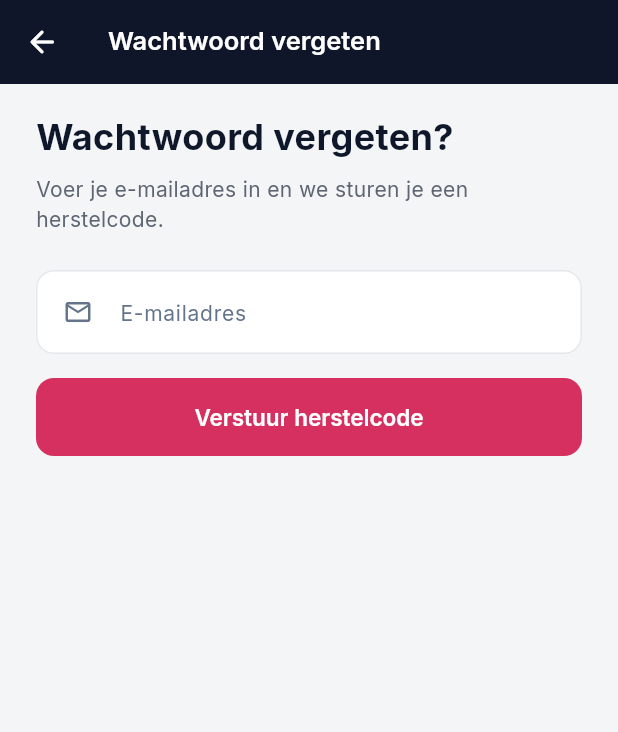
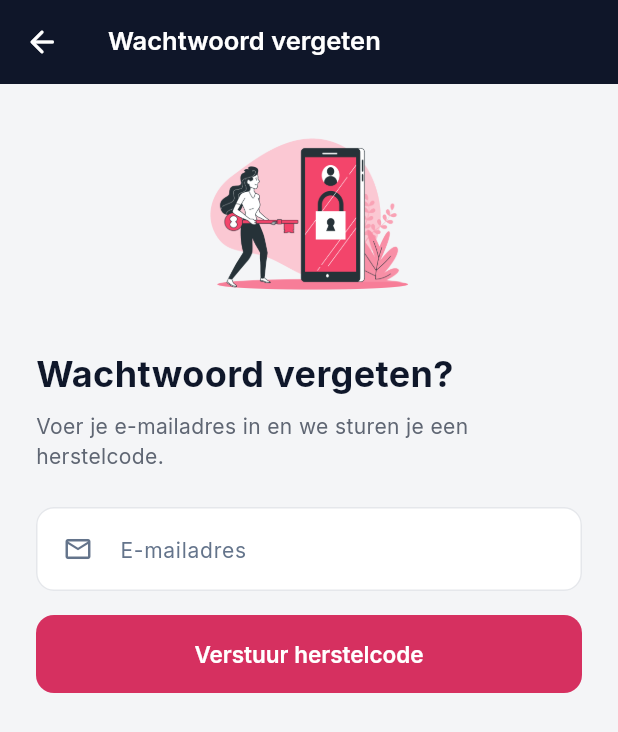
Before and after one commit to ZaurSattarov/Leerling, a Flutter app: the screen it shows after launch, after a tap on "Wachtwoord vergeten?", on a phone screen of 412 x 824 dp. Shown: the top 732 px of the screen. Run offline on Flutter 3.47's test engine with Material 3 defaults, Android fonts, the phone set to English and light mode, and no system bars; our stand-ins replace cached_network_image, flutter_riverpod, go_router, google_fonts, image_picker, shared_preferences and 1 more; accounts and stored records are empty.

Commit message:
feat: auth schermen foto's toegevoegd (zelfde als instructeur app)
- Login, wachtwoord vergeten en nieuw wachtwoord schermen: Login-bro.png boven content
- Inlogassets gekopieerd van instructeur app (Login-bro, Signup, Welcome, 1/2/3.png)

```diff
--- a/lib/features/auth/login_screen.dart
+++ b/lib/features/auth/login_screen.dart
@@ -232,8 +232,8 @@ class _LoginScreenState extends State<LoginScreen> {
                         'Wachtwoord vergeten?',
                         style: GoogleFonts.inter(
                           fontSize: 13,
-                          fontWeight: FontWeight.w600,
-                          color: AppColors.primary,
+                          fontWeight: FontWeight.w500,
+                          color: AppColors.textSecondary,
                         ),
                       ),
                     ),
@@ -244,22 +244,30 @@ class _LoginScreenState extends State<LoginScreen> {
                   Container(
                     width: double.infinity,
                     padding: const EdgeInsets.symmetric(
-                        horizontal: 16, vertical: 12),
+                        horizontal: 14, vertical: 12),
                     decoration: BoxDecoration(
-                      color: const Color(0xFFFEF2F2),
-                      borderRadius: BorderRadius.circular(8),
-                      border: Border.all(color: const Color(0xFFFECACA)),
+                      color: const Color(0xFFF8F8FA),
+                      borderRadius: BorderRadius.circular(10),
+                      border: Border.all(color: const Color(0xFFCBD5E1)),
                     ),
                     child: Row(
                       children: [
-                        const Icon(Icons.error_outline_rounded,
-                            color: AuthDesign.error, size: 18),
-                        const SizedBox(width: 10),
+                        Container(
+                          width: 32,
+                          height: 32,
+                          decoration: BoxDecoration(
+                            color: const Color(0xFFF0F2F5),
+                            borderRadius: BorderRadius.circular(8),
+                          ),
+                          child: const Icon(Icons.error_outline_rounded,
+                              color: Color(0xFFB91C1C), size: 17),
+                        ),
+                        const SizedBox(width: 12),
                         Expanded(
                           child: Text(
                             _fout!,
                             style: GoogleFonts.inter(
-                                color: AuthDesign.error,
+                                color: AppColors.textPrimary,
                                 fontSize: 13,
                                 fontWeight: FontWeight.w500),
                           ),
@@ -267,7 +275,7 @@ class _LoginScreenState extends State<LoginScreen> {
                         GestureDetector(
                           onTap: () => setState(() => _fout = null),
                           child: const Icon(Icons.close_rounded,
-                              color: AuthDesign.error, size: 16),
+                              color: AppColors.textHint, size: 16),
                         ),
                       ],
                     ),
@@ -312,7 +320,7 @@ class _LoginScreenState extends State<LoginScreen> {
                         style: GoogleFonts.inter(
                           fontSize: 13,
                           fontWeight: FontWeight.w600,
-                          color: AppColors.primary,
+                          color: AppColors.textPrimary,
                         ),
                       ),
                     ),
--- a/lib/features/auth/reset_password_screen.dart
+++ b/lib/features/auth/reset_password_screen.dart
@@ -116,12 +116,23 @@ class _ResetPasswordScreenState extends State<ResetPasswordScreen> {
         child: Align(
           alignment: Alignment.topCenter,
           child: SingleChildScrollView(
-            padding: const EdgeInsets.fromLTRB(24, 18, 24, 24),
+            padding: const EdgeInsets.fromLTRB(24, 8, 24, 24),
             child: ConstrainedBox(
               constraints: const BoxConstraints(maxWidth: 420),
-              child: Form(
-                key: _formKey,
-                child: Container(
+              child: Column(
+                children: [
+                  Center(
+                    child: Image.asset(
+                      'assets/Inlogassets/Login-bro.png',
+                      height:
+                          MediaQuery.sizeOf(context).height < 700 ? 130 : 160,
+                      fit: BoxFit.contain,
+                    ),
+                  ),
+                  const SizedBox(height: 8),
+                  Form(
+                    key: _formKey,
+                    child: Container(
                   padding: const EdgeInsets.all(22),
                   decoration: BoxDecoration(
                     color: AppColors.white,
@@ -225,6 +236,8 @@ class _ResetPasswordScreenState extends State<ResetPasswordScreen> {
                   ),
                 ),
               ),
+                ],
+              ),
             ),
           ),
         ),
--- a/lib/features/auth/wachtwoord_vergeten_screen.dart
+++ b/lib/features/auth/wachtwoord_vergeten_screen.dart
@@ -86,7 +86,7 @@ class _WachtwoordVergetenScreenState extends State<WachtwoordVergetenScreen> {
         child: Align(
           alignment: Alignment.topCenter,
           child: SingleChildScrollView(
-            padding: const EdgeInsets.fromLTRB(24, 18, 24, 24),
+            padding: const EdgeInsets.fromLTRB(24, 8, 24, 24),
             child: ConstrainedBox(
               constraints: const BoxConstraints(maxWidth: 400),
               child: Form(
@@ -94,6 +94,15 @@ class _WachtwoordVergetenScreenState extends State<WachtwoordVergetenScreen> {
                 child: Column(
                   crossAxisAlignment: CrossAxisAlignment.stretch,
                   children: [
+                    Center(
+                      child: Image.asset(
+                        'assets/Inlogassets/Login-bro.png',
+                        height:
+                            MediaQuery.sizeOf(context).height < 700 ? 130 : 160,
+                        fit: BoxFit.contain,
+                      ),
+                    ),
+                    const SizedBox(height: 8),
                     const Text(
                       'Wachtwoord vergeten?',
                       style: TextStyle(
```
Also changed, not shown: assets/Inlogassets/1.png (added), assets/Inlogassets/2.png (added), assets/Inlogassets/3.png (added), assets/Inlogassets/Welcome.png (added).
